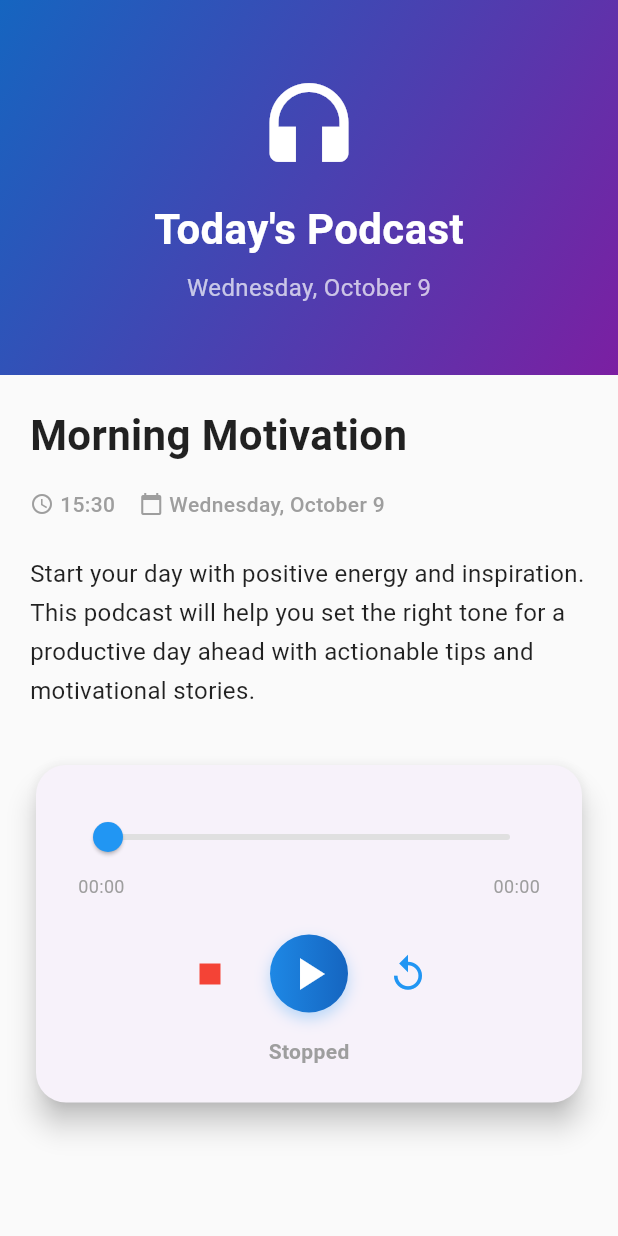
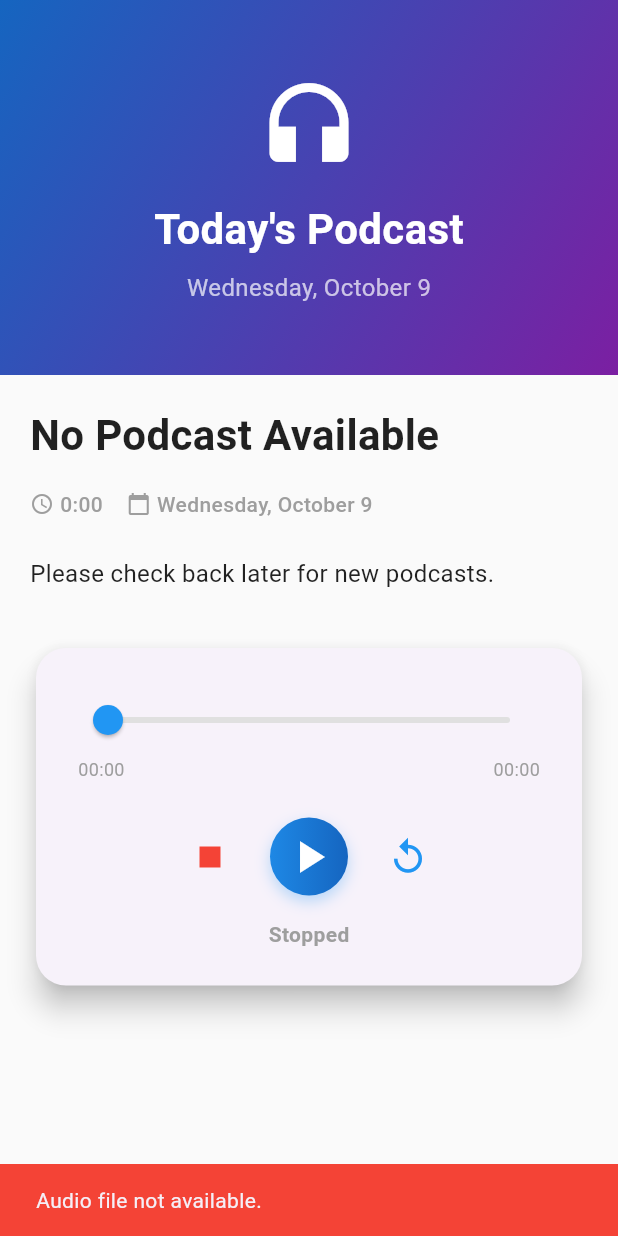
Before and after one commit to billee/podcasts_ofw, a Flutter app: the screen it shows after launch, after a tap on the "play arrow" icon, on a phone screen of 412 x 824 dp. Run offline on Flutter 3.47's test engine with Material 3 defaults, Android fonts, the phone set to English and light mode, and no system bars; our stand-ins replace audioplayers, cloud_firestore, firebase_core, flutter_dotenv, supabase_flutter; accounts and stored records are empty.

```diff
--- a/lib/main.dart
+++ b/lib/main.dart
@@ -2,12 +2,17 @@ import 'package:flutter/material.dart';
 import 'package:audioplayers/audioplayers.dart';
 import 'package:supabase_flutter/supabase_flutter.dart';
 import 'package:flutter_dotenv/flutter_dotenv.dart';
+import 'package:cloud_firestore/cloud_firestore.dart';
+import 'package:firebase_core/firebase_core.dart';
 
 void main() async {
   WidgetsFlutterBinding.ensureInitialized();
 
   // Load environment variables
   await dotenv.load(fileName: '.env');
+
+  // Initialize Firebase
+  await Firebase.initializeApp();
 
   // Initialize Supabase (for storage only)
   await Supabase.initialize(
@@ -43,30 +48,22 @@ class _DailyPodcastScreenState extends State<DailyPodcastScreen> {
   Duration _duration = Duration.zero;
   Duration _position = Duration.zero;
   bool _isSeeking = false;
+  List<Map<String, dynamic>> _podcasts = [];
+  bool _isLoading = true;
 
   // Get Supabase URL from environment variables
   String get _supabaseUrl => dotenv.env['SUPABASE_URL']!;
 
-  // Podcast data - using hardcoded data for now
-  final List<Map<String, dynamic>> _podcasts = [
-    {
-      'title': 'Morning Motivation',
-      'description':
-          'Start your day with positive energy and inspiration. This podcast will help you set the right tone for a productive day ahead with actionable tips and motivational stories.',
-      'audioFileName': 'podcast_1759978000157_ang_kakaiba.mp3',
-      'duration': '15:30',
-    },
-    {
-      'title': 'Mindfulness Minute',
-      'description':
-          'Take a moment to center yourself and find peace in the present moment.',
-      'audioFileName': 'podcast_1760027156921_mindfulness.mp3',
-      'duration': '10:15',
-    },
-  ];
-
   // Get today's podcast based on the day of the month
   Map<String, dynamic> get _todayPodcast {
+    if (_podcasts.isEmpty) {
+      return {
+        'title': 'No Podcast Available',
+        'description': 'Please check back later for new podcasts.',
+        'audioFileName': '',
+        'duration': '0:00',
+      };
+    }
     final today = DateTime.now();
     final index = (today.day - 1) % _podcasts.length;
     return _podcasts[index];
@@ -81,6 +78,7 @@ class _DailyPodcastScreenState extends State<DailyPodcastScreen> {
   void initState() {
     super.initState();
     _setupAudioPlayer();
+    _fetchPodcasts();
   }
 
   void _setupAudioPlayer() {
@@ -112,6 +110,40 @@ class _DailyPodcastScreenState extends State<DailyPodcastScreen> {
         _position = Duration.zero;
       });
     });
+  }
+
+  Future<void> _fetchPodcasts() async {
+    try {
+      final querySnapshot = await FirebaseFirestore.instance
+          .collection('podcasts')
+          .where('isActive', isEqualTo: true)
+          .orderBy('createdAt', descending: true)
+          .get();
+
+      setState(() {
+        _podcasts = querySnapshot.docs.map((doc) {
+          final data = doc.data();
+          return {
+            'title': data['title'] ?? 'Untitled',
+            'description': data['description'] ?? 'No description available.',
+            'audioFileName': data['audioFileName'] ?? '',
+            'duration': data['duration'] ?? '0:00',
+          };
+        }).toList();
+        _isLoading = false;
+      });
+    } catch (e) {
+      print('Error fetching podcasts: $e');
+      setState(() {
+        _isLoading = false;
+      });
+      ScaffoldMessenger.of(context).showSnackBar(
+        SnackBar(
+          content: Text('Failed to load podcasts. Please try again.'),
+          backgroundColor: Colors.red,
+        ),
+      );
+    }
   }
 
   Future<void> _playPause() async {
@@ -199,6 +231,25 @@ class _DailyPodcastScreenState extends State<DailyPodcastScreen> {
 
   @override
   Widget build(BuildContext context) {
+    if (_isLoading) {
+      return Scaffold(
+        backgroundColor: Colors.grey[50],
+        body: Center(
+          child: Column(
+            mainAxisAlignment: MainAxisAlignment.center,
+            children: [
+              CircularProgressIndicator(),
+              SizedBox(height: 20),
+              Text(
+                'Loading podcasts...',
+                style: TextStyle(fontSize: 16, color: Colors.grey[600]),
+              ),
+            ],
+          ),
+        ),
+      );
+    }
+
     final podcast = _todayPodcast;
 
     return Scaffold(
```
